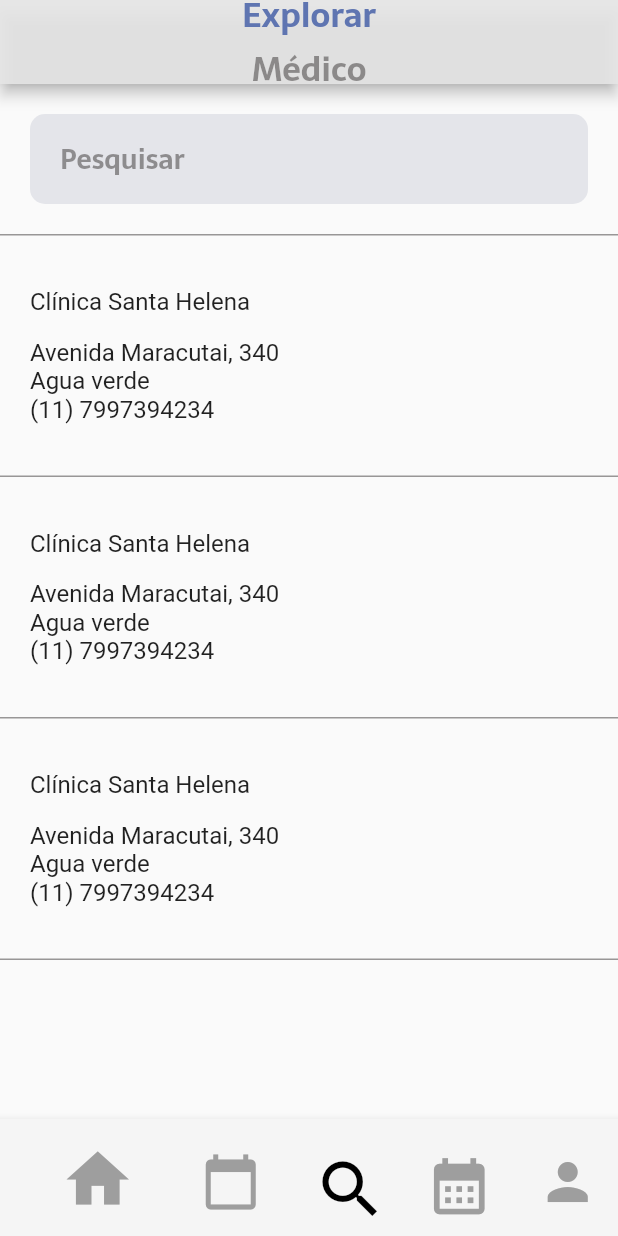
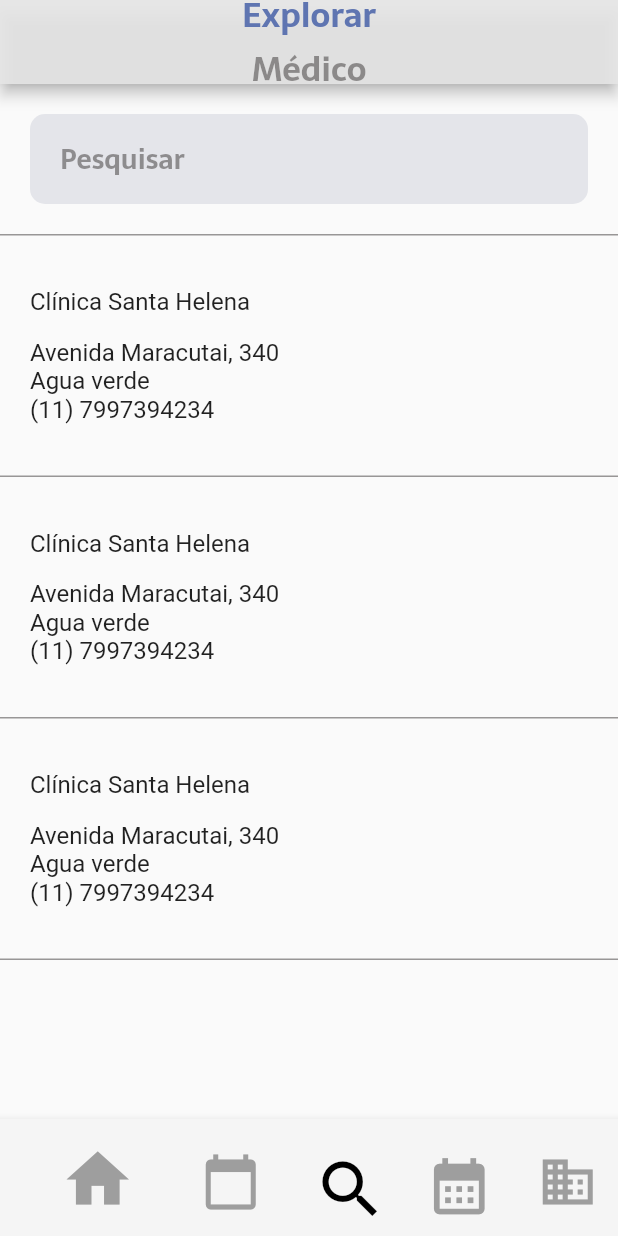
Before and after one commit to JoaoArrudaWarren/Agenda-Proway, a Flutter app: the Explorer screen opened directly, on a phone screen of 412 x 824 dp. Run offline on Flutter 3.47's test engine with Material 2 defaults, Android fonts, the phone set to English and light mode, and no system bars; our stand-ins replace table_calendar.

Commit message:
[fix] agenda icon

```diff
--- a/lib/presenter/utils/bottom_navigation_page.dart
+++ b/lib/presenter/utils/bottom_navigation_page.dart
@@ -114,7 +114,7 @@ class BottonNavigationPage extends StatelessWidget {
               );
             },
             icon: Icon(
-              Icons.person,
+              Icons.business,
               size: 40,
               color: paginaAtual == "Agenda()" ? Colors.black : Colors.grey,
             ),
```
